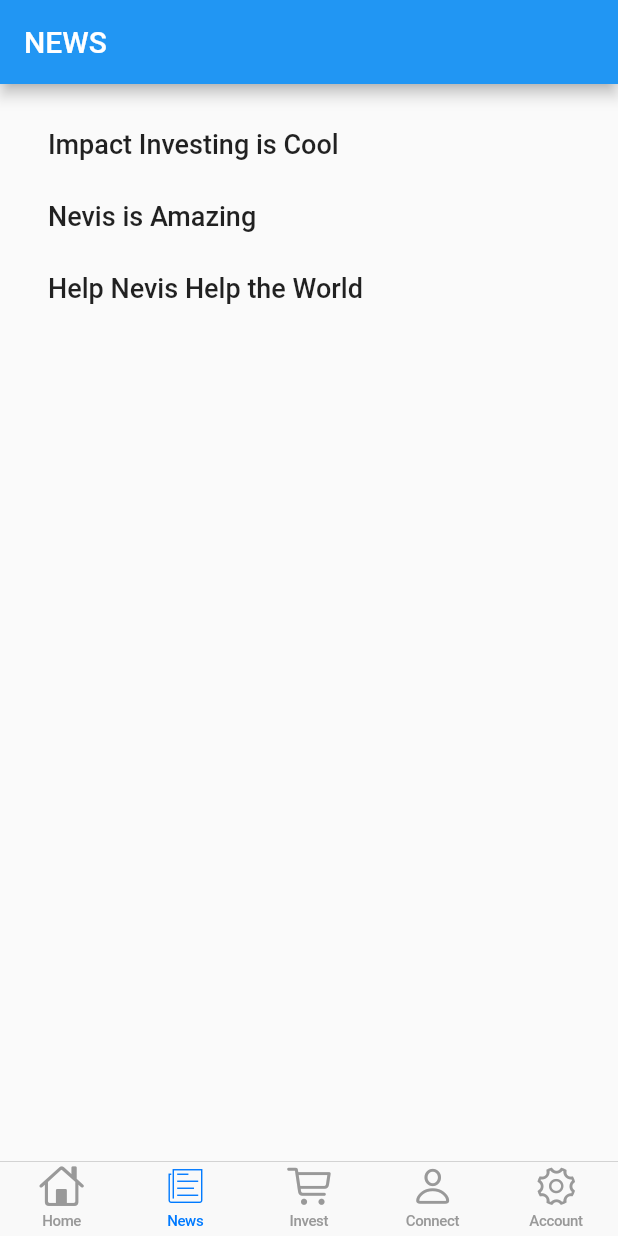
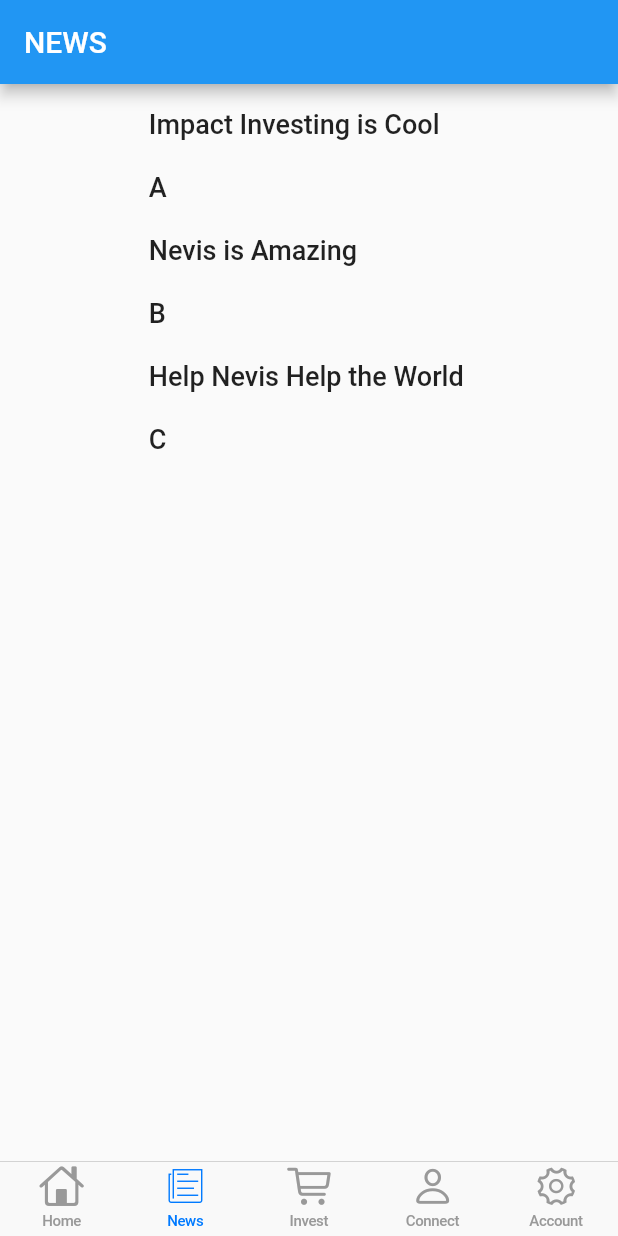
Before and after one commit to jchoughton/Flutter, a Flutter app: the screen it shows after launch, item 2 of the bottom bar chosen, on a phone screen of 412 x 824 dp. Run offline on Flutter 3.47's test engine with Material 2 defaults, Android fonts, the phone set to English and light mode, and no system bars.

Commit message:
Project part 2 with News Tab with 3 articles Revised to meet chapter 2 & 3 of Clean Code

```diff
--- a/lib/NewsArticle.dart
+++ b/lib/NewsArticle.dart
@@ -11,30 +11,41 @@ final articles = ["Impact Investment is a cool way of investing in ideas across
   "Nevis is the best new social app company that will not only let you invest in impact investment but also let you connect with other Nevites like you.",
   "Nevites like you can support Nevis support companies globaly to improve the world!!!!!"];
 
+final snipits = ["A","B","C"];
+/*["Learn more about impact investing",
+  "Learn more about Nevis and about how Nevis will change impact investing",
+  "By investing with Nevis you will be helping companies around the globe."];*/
+
 class NewsArticle {
-  String title;
-  String picture;
-  String article;
+  String articleTitle;
+  String articlePicture;
+  String articleBody;
+  String articleSnipit;
 
-  NewsArticle(int i) {
-    title = titles[i];
-    picture = pictures[i];
-    article = articles[i];
+  NewsArticle(int articleIndex) {
+    articleTitle = titles[articleIndex];
+    articlePicture = pictures[articleIndex];
+    articleBody = articles[articleIndex];
+    articleSnipit = snipits[articleIndex];
   }
 
-  String getTitle(int i) {
-    return (title);
+  String getArticleTitle(int articleIndex) {
+    return (articleTitle);
   }
 
-  String getPicture(int i) {
-    return (picture);
+  String getArticlePicture(int articleIndex) {
+    return (articlePicture);
   }
 
-  String getArticle(int i) {
-    return (article);
+  String getArticleSnipit(int articleIndex){
+    return (articleSnipit);
   }
 
-  Widget openArticle(int i) {
-    return OpenArticle(i);
+  String getArticleBody(int articleIndex) {
+    return (articleBody);
+  }
+
+  Widget openArticle(int articleIndex) {
+    return OpenArticle(articleIndex);
   }
 }
--- a/lib/NewsTab.dart
+++ b/lib/NewsTab.dart
@@ -23,21 +23,21 @@ class NewsTabHelper extends StatefulWidget {
 class _NewsTabState extends State<NewsTabHelper> {
   final _suggestions = <NewsArticle>[];
   final _biggerFont = const TextStyle(fontSize: 18.0);
-  final _numArticles = 3;
+  final _numberOfArticles = 3;
   // #enddocregion RWS-var
 
   // #docregion _buildSuggestions
   Widget _buildSuggestions() {
     return ListView.builder(
-      itemCount: _numArticles,
+      itemCount: _numberOfArticles,
         padding: const EdgeInsets.all(16.0),
         itemBuilder: (context, i) {
-          final index = i%_numArticles;
-          if (index >= _suggestions.length) {
-            NewsArticle temp = NewsArticle(index%_numArticles);
+          final articleIndex = i%_numberOfArticles;
+          if (articleIndex >= _suggestions.length) {
+            NewsArticle temp = NewsArticle(articleIndex%_numberOfArticles);
             _suggestions.add(temp);
           }
-          return _buildButton(_suggestions[index], index);
+          return _buildButton(_suggestions[articleIndex], articleIndex);
         });
   }
   // #enddocregion _buildSuggestions
@@ -52,13 +52,21 @@ class _NewsTabState extends State<NewsTabHelper> {
               MaterialPageRoute(builder: (context) => OpenArticle(i)),
           );
         },
-       child: Row(
+       //child: Flexible(
+         child: Row(
            children: <Widget>[
              Text(
-               article.getTitle(i),
+               """
+               ${article.getArticleTitle(i)}
+
+               ${article.getArticleSnipit(i)}
+               """,
                style: _biggerFont,
+               softWrap: true,
+               maxLines: 20,
               ),
     ])
+    //)
       )],
       );
     //]);
--- a/lib/Tab_bar_class.dart
+++ b/lib/Tab_bar_class.dart
@@ -3,9 +3,9 @@ import 'HomeTab.dart';
 import 'NewsTab.dart';
 import 'ConnectTab.dart';
 import 'InvestTab.dart';
-import 'SettingTab.dart';
+import 'AccountTab.dart';
 
-  class NevelTabBar extends StatelessWidget{
+class NevisTabBar extends StatelessWidget{
   @override
   Widget build(BuildContext context) {
     return CupertinoTabScaffold(
@@ -70,4 +70,4 @@ import 'SettingTab.dart';
       },
     );
   }
-  }
+}
--- a/lib/main.dart
+++ b/lib/main.dart
@@ -24,7 +24,7 @@ class _MyHomePageState extends State<MyHomePage> {
   @override
   Widget build(BuildContext context) {
     return Scaffold(
-      body: NevelTabBar(),
+      body: NevisTabBar(),
     );
   }
 }
```
Also changed, not shown: lib/OpenArticle.dart (+3 -4 lines), lib/AccountTab.dart (renamed from lib/SettingTab.dart), 1 other file.
